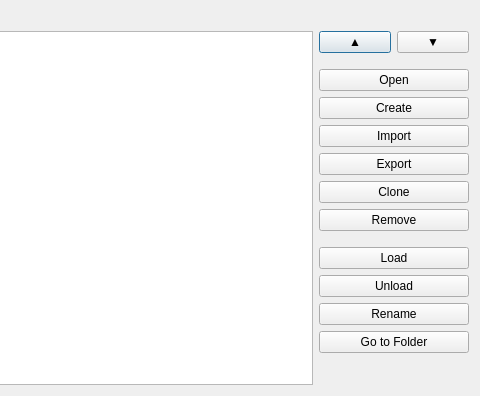
Above: ui/general/qgisred_projectmanager_dialog.ui from qgisred/QGISRed before the change; both pictures show x 369 to 849 and y 0 to 396 of the 849 by 396 pixel window. Below: the same form after it.
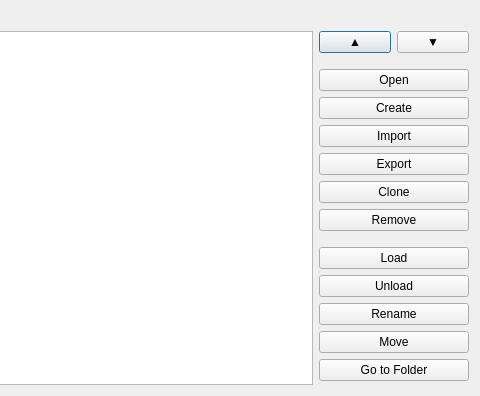
That is the form after the change. Icons and pictures are not drawn.

Commit message: ProjectManager: Implement Move project and fix issues with qgis project references in rename/move project

```diff
--- a/ui/general/qgisred_projectmanager_dialog.ui
+++ b/ui/general/qgisred_projectmanager_dialog.ui
@@ -370,6 +370,31 @@
            </property>
           </widget>
          </item>
+         <item>
+          <widget class="QPushButton" name="btMove">
+           <property name="sizePolicy">
+            <sizepolicy hsizetype="Fixed" vsizetype="Fixed">
+             <horstretch>0</horstretch>
+             <verstretch>0</verstretch>
+            </sizepolicy>
+           </property>
+           <property name="minimumSize">
+            <size>
+             <width>150</width>
+             <height>0</height>
+            </size>
+           </property>
+           <property name="baseSize">
+            <size>
+             <width>75</width>
+             <height>0</height>
+            </size>
+           </property>
+           <property name="text">
+            <string>Move</string>
+           </property>
+          </widget>
+         </item>
          <item>
           <widget class="QPushButton" name="btGo2Folder">
            <property name="sizePolicy">
```
The commit also changes 3 other files.
